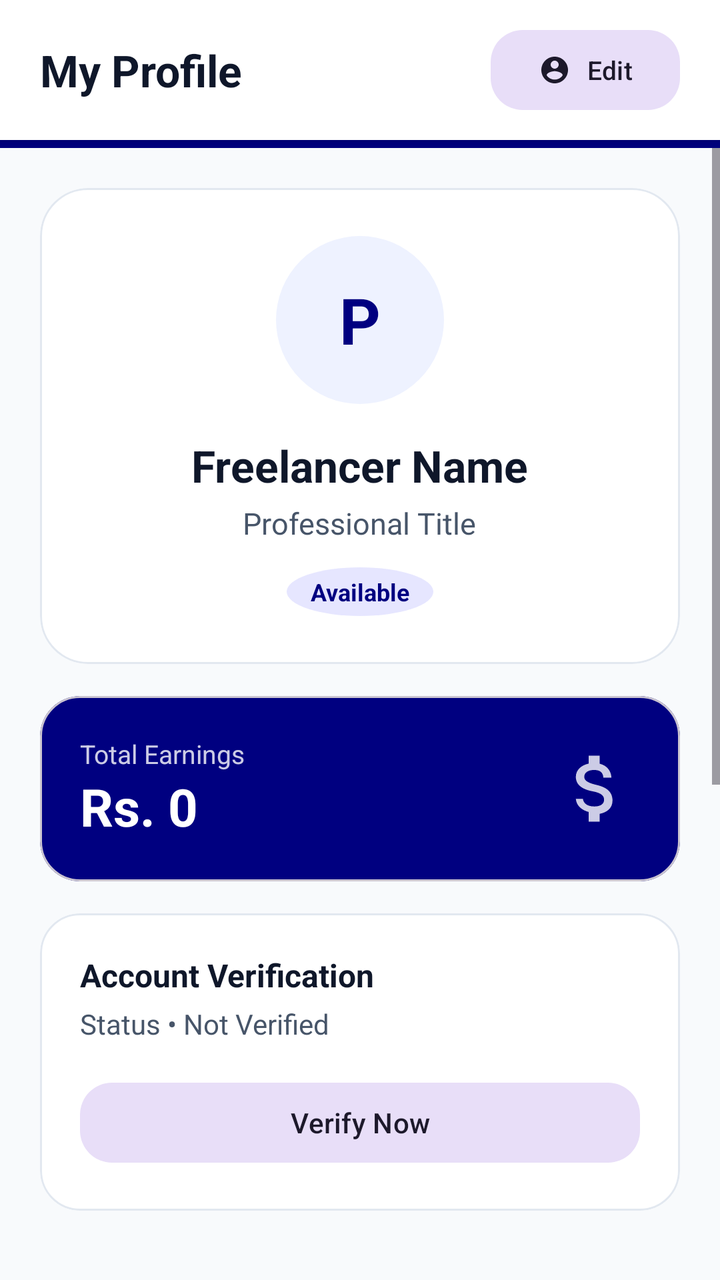
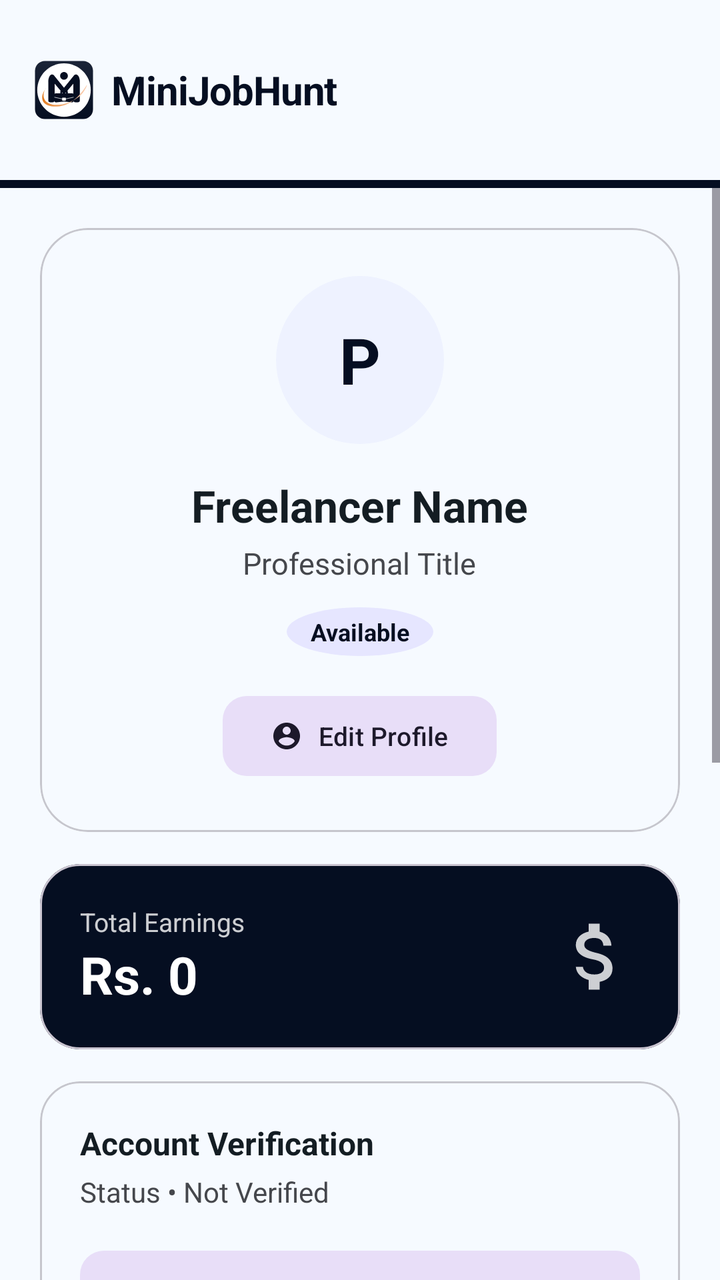

Two renders of the same Android screen: before a commit and after it. Below are the layout's source before the change and the commit's diff.
<!-- AndroidManifest.xml: application theme Theme.MiniJobHunt -->
<!-- res/layout/fragment_freelancer_profile.xml -->
<?xml version="1.0" encoding="utf-8"?>
<LinearLayout xmlns:android="http://schemas.android.com/apk/res/android"
    xmlns:app="http://schemas.android.com/apk/res-auto"
    android:layout_width="match_parent"
    android:layout_height="match_parent"
    android:orientation="vertical"
    android:background="@color/background">

    
    <LinearLayout
        android:layout_width="match_parent"
        android:layout_height="wrap_content"
        android:orientation="vertical">

        <RelativeLayout
            android:layout_width="match_parent"
            android:layout_height="70dp"
            android:background="@color/surface"
            android:elevation="4dp"
            android:paddingHorizontal="20dp">

            <TextView
                android:layout_width="wrap_content"
                android:layout_height="wrap_content"
                android:layout_centerVertical="true"
                android:text="My Profile"
                android:textColor="@color/text_primary"
                android:textSize="22sp"
                android:textStyle="bold" />

            <com.google.android.material.button.MaterialButton
                android:id="@+id/btnEditProfile"
                style="@style/Widget.Material3.Button.TonalButton"
                android:layout_width="wrap_content"
                android:layout_height="wrap_content"
                android:layout_alignParentEnd="true"
                android:layout_centerVertical="true"
                android:text="Edit"
                android:textSize="13sp"
                app:icon="@drawable/ic_profile_outlined"
                app:iconSize="16dp"
                app:shapeAppearanceOverlay="@style/ShapeAppearance.App.Medium" />
        </RelativeLayout>

        <View
            android:layout_width="match_parent"
            android:layout_height="4dp"
            android:background="@color/primary" />
    </LinearLayout>

    <ScrollView
        android:layout_width="match_parent"
        android:layout_height="match_parent"
        android:fillViewport="true">

        <LinearLayout
            android:layout_width="match_parent"
            android:layout_height="wrap_content"
            android:orientation="vertical"
            android:padding="20dp">

            
        <com.google.android.material.card.MaterialCardView
            android:layout_width="match_parent"
            android:layout_height="wrap_content"
            app:cardCornerRadius="24dp"
            app:cardElevation="0dp"
            app:strokeWidth="1dp"
            app:strokeColor="@color/divider"
            app:cardBackgroundColor="@color/surface">

            <LinearLayout
                android:layout_width="match_parent"
                android:layout_height="wrap_content"
                android:gravity="center_horizontal"
                android:orientation="vertical"
                android:padding="24dp">

                <TextView
                    android:id="@+id/txtAvatar"
                    android:layout_width="84dp"
                    android:layout_height="84dp"
                    android:gravity="center"
                    android:text="P"
                    android:textSize="32sp"
                    android:textStyle="bold"
                    android:textColor="@color/primary"
                    android:background="@drawable/bg_circle_light_purple"/>

                <LinearLayout
                    android:layout_width="wrap_content"
                    android:layout_height="wrap_content"
                    android:layout_marginTop="16dp"
                    android:orientation="horizontal"
                    android:gravity="center_vertical">

                    <TextView
                        android:id="@+id/txtUsername"
                        android:layout_width="wrap_content"
                        android:layout_height="wrap_content"
                        android:text="Freelancer Name"
                        android:textColor="@color/text_primary"
                        android:textSize="22sp"
                        android:textStyle="bold"/>

                    <ImageView
                        android:id="@+id/imgVerifiedBadge"
                        android:layout_width="18dp"
                        android:layout_height="18dp"
                        android:layout_marginStart="6dp"
                        android:src="@drawable/ic_verified"
                        android:visibility="gone"
                        app:tint="@color/primary" />
                </LinearLayout>

                <TextView
                    android:id="@+id/txtTitle"
                    android:layout_width="wrap_content"
                    android:layout_height="wrap_content"
                    android:layout_marginTop="4dp"
                    android:text="Professional Title"
                    android:textColor="@color/text_secondary"
                    android:textSize="15sp" />

                <TextView
                    android:id="@+id/txtAvailability"
                    android:layout_width="wrap_content"
                    android:layout_height="wrap_content"
                    android:layout_marginTop="12dp"
                    android:text="Available"
                    android:paddingHorizontal="12dp"
                    android:paddingVertical="4dp"
                    android:background="@drawable/bg_circle_light_blue"
                    android:textColor="@color/info"
                    android:textSize="12sp"
                    android:textStyle="bold" />
            </LinearLayout>
        </com.google.android.material.card.MaterialCardView>

        
        <com.google.android.material.card.MaterialCardView
            android:layout_width="match_parent"
            android:layout_height="wrap_content"
            android:layout_marginTop="16dp"
            app:cardCornerRadius="20dp"
            app:cardElevation="0dp"
            app:cardBackgroundColor="@color/primary">

            <LinearLayout
                android:layout_width="match_parent"
                android:layout_height="wrap_content"
                android:padding="20dp"
                android:orientation="horizontal"
                android:gravity="center_vertical">

                <LinearLayout
                    android:layout_width="0dp"
                    android:layout_weight="1"
                    android:layout_height="wrap_content"
                    android:orientation="vertical">
                    <TextView
                        android:layout_width="wrap_content"
                        android:layout_height="wrap_content"
                        android:text="Total Earnings"
                        android:textColor="#CCFFFFFF"
                        android:textSize="13sp" />
                    <TextView
                        android:id="@+id/txtEarnings"
                        android:layout_width="wrap_content"
                        android:layout_height="wrap_content"
                        android:text="Rs. 0"
                        android:textColor="@color/white"
                        android:textSize="26sp"
                        android:textStyle="bold" />
                </LinearLayout>

                <ImageView
                    android:layout_width="44dp"
                    android:layout_height="44dp"
                    android:src="@drawable/ic_money"
                    app:tint="@color/white"
                    android:alpha="0.8" />
            </LinearLayout>
        </com.google.android.material.card.MaterialCardView>

        
        <com.google.android.material.card.MaterialCardView
            android:layout_width="match_parent"
            android:layout_height="wrap_content"
            android:layout_marginTop="16dp"
            app:cardCornerRadius="20dp"
            app:cardElevation="0dp"
            app:strokeWidth="1dp"
            app:strokeColor="@color/divider"
            app:cardBackgroundColor="@color/surface">

            <LinearLayout
                android:layout_width="match_parent"
                android:layout_height="wrap_content"
                android:orientation="vertical"
                android:padding="20dp">

                <TextView
                    android:layout_width="wrap_content"
                    android:layout_height="wrap_content"
                    android:text="Account Verification"
                    android:textColor="@color/text_primary"
                    android:textSize="16sp"
                    android:textStyle="bold" />

                <TextView
                    android:id="@+id/txtVerificationStatus"
                    android:layout_width="wrap_content"
                    android:layout_height="wrap_content"
                    android:layout_marginTop="4dp"
                    android:text="Status • Not Verified"
                    android:textColor="@color/text_secondary"
                    android:textSize="14sp" />

                <TextView
                    android:id="@+id/txtVerificationDate"
                    android:layout_width="wrap_content"
                    android:layout_height="wrap_content"
                    android:layout_marginTop="2dp"
                    android:text="Verified on: --"
                    android:textColor="@color/text_secondary"
                    android:textSize="12sp"
                    android:visibility="gone" />

                <com.google.android.material.button.MaterialButton
                    android:id="@+id/btnVerify"
                    style="@style/Widget.Material3.Button.TonalButton"
                    android:layout_width="match_parent"
                    android:layout_height="wrap_content"
                    android:layout_marginTop="16dp"
                    android:text="Verify Now"
                    android:textAllCaps="false"
                    app:shapeAppearanceOverlay="@style/ShapeAppearance.App.Medium" />
            </LinearLayout>
        </com.google.android.material.card.MaterialCardView>

        
        <TextView
            android:layout_width="wrap_content"
            android:layout_height="wrap_content"
            android:text="Manage Account"
            android:textSize="16sp"
            android:textStyle="bold"
            android:textColor="@color/text_primary"
            android:layout_marginTop="32dp"
            android:layout_marginBottom="12dp"/>

        <com.google.android.material.button.MaterialButton
            android:id="@+id/btnPortfolio"
            style="@style/Widget.Material3.Button.TonalButton"
            android:layout_width="match_parent"
            android:layout_height="56dp"
            android:text="Portfolio Showcase"
            android:textAllCaps="false"
            android:gravity="start|center_vertical"
            app:icon="@drawable/ic_profile_outlined"
            app:iconPadding="16dp"
            app:shapeAppearanceOverlay="@style/ShapeAppearance.App.Medium" />

        <com.google.android.material.button.MaterialButton
            android:id="@+id/btnActiveInProgressJobs"
            style="@style/Widget.Material3.Button.TonalButton"
            android:layout_width="match_parent"
            android:layout_height="56dp"
            android:layout_marginTop="8dp"
            android:text="Active Contracts"
            android:textAllCaps="false"
            android:gravity="start|center_vertical"
            app:icon="@drawable/ic_briefcase_outlined"
            app:iconPadding="16dp"
            app:shapeAppearanceOverlay="@style/ShapeAppearance.App.Medium" />

        <com.google.android.material.button.MaterialButton
            android:id="@+id/btnActiveCompletedJobs"
            style="@style/Widget.Material3.Button.TonalButton"
            android:layout_width="match_parent"
            android:layout_height="56dp"
            android:layout_marginTop="8dp"
            android:text="Work History"
            android:textAllCaps="false"
            android:gravity="start|center_vertical"
            app:icon="@drawable/ic_verified"
            app:iconPadding="16dp"
            app:shapeAppearanceOverlay="@style/ShapeAppearance.App.Medium" />

        <View
            android:layout_width="match_parent"
            android:layout_height="1dp"
            android:background="@color/divider"
            android:layout_marginVertical="24dp" />

        <com.google.android.material.button.MaterialButton
            android:id="@+id/btnLogout"
            style="@style/Widget.Material3.Button.TextButton"
            android:layout_width="match_parent"
            android:layout_height="56dp"
            android:text="Sign Out"
            android:textColor="@color/accent"
            android:textAllCaps="false"
            android:gravity="start|center_vertical"
            app:icon="@drawable/ic_delete"
            app:iconTint="@color/accent"
            app:iconPadding="16dp" />

        <Space
            android:layout_width="match_parent"
            android:layout_height="100dp" />

    </LinearLayout>
</ScrollView>
</LinearLayout>
<!-- resources referenced by this layout -->
<resources>
  <color name="accent">#EF4444</color>
  <color name="background">#F8FAFC</color>
  <color name="divider">#E2E8F0</color>
  <color name="info">#000080</color>
  <color name="primary">#000080</color>
  <color name="surface">#FFFFFF</color>
  <color name="text_primary">#0F172A</color>
  <color name="text_secondary">#475569</color>
  <color name="white">#FFFFFF</color>
  <!-- drawable bg_circle_light_blue (drawable) -->
  <?xml version="1.0" encoding="utf-8"?>
  <shape xmlns:android="http://schemas.android.com/apk/res/android"
      android:shape="oval">
      <solid android:color="#E6E6FF" />
  </shape>
  <!-- drawable bg_circle_light_purple (drawable) -->
  <?xml version="1.0" encoding="utf-8"?>
  <shape xmlns:android="http://schemas.android.com/apk/res/android"
      android:shape="oval">
      <solid android:color="#EEF2FF" />
  </shape>
  <!-- drawable ic_delete (drawable) -->
  <vector xmlns:android="http://schemas.android.com/apk/res/android"
      android:width="24dp"
      android:height="24dp"
      android:viewportWidth="24"
      android:viewportHeight="24">
      <path
          android:fillColor="@color/accent"
          android:pathData="M6,19c0,1.1 0.9,2 2,2h8c1.1,0 2,-0.9 2,-2V7H6v12zM19,4h-3.5l-1,-1h-5l-1,1H5v2h14V4z"/>
  </vector>
  <style name="ShapeAppearance.App.Medium" parent="ShapeAppearance.Material3.MediumComponent">
          <item name="cornerSize">16dp</item>
      </style>
  <style name="Theme.MiniJobHunt" parent="Base.Theme.MiniJobHunt" />
  <color name="success">#10B981</color>
  <style name="Base.Theme.MiniJobHunt" parent="Theme.Material3.DayNight.NoActionBar">
          <item name="colorPrimary">@color/primary</item>
          <item name="colorOnPrimary">@color/white</item>
          <item name="colorPrimaryContainer">@color/primary_light</item>
          <item name="colorOnPrimaryContainer">@color/primary_dark</item>
  
          <item name="colorSecondary">@color/info</item>
          <item name="colorOnSecondary">@color/white</item>
  
          <item name="android:windowBackground">@color/background</item>
          <item name="android:statusBarColor">@color/background</item>
          <item name="android:windowLightStatusBar">true</item>
  
          
          <item name="textAppearanceHeadlineLarge">@style/AppText.HeadlineLarge</item>
          <item name="textAppearanceTitleMedium">@style/AppText.TitleMedium</item>
          <item name="textAppearanceBodyLarge">@style/AppText.BodyLarge</item>
      </style>
  <color name="primary_light">#E6E6FF</color>
  <color name="primary_dark">#000066</color>
  <style name="AppText.HeadlineLarge">
          <item name="android:textSize">30sp</item>
          <item name="android:textStyle">bold</item>
          <item name="android:textColor">@color/text_primary</item>
          <item name="android:letterSpacing">-0.02</item>
      </style>
  <style name="AppText.TitleMedium">
          <item name="android:textSize">18sp</item>
          <item name="android:textStyle">bold</item>
          <item name="android:textColor">@color/text_primary</item>
      </style>
  <style name="AppText.BodyLarge">
          <item name="android:textSize">16sp</item>
          <item name="android:textColor">@color/text_secondary</item>
      </style>
  <!-- unchanged entries left out for length: 4 -->
</resources>

<!-- the commit's change to res/layout/fragment_freelancer_profile.xml (unified diff, before → after) -->
@@ -12,35 +12,9 @@
         android:layout_height="wrap_content"
         android:orientation="vertical">
 
-        <RelativeLayout
-            android:layout_width="match_parent"
-            android:layout_height="70dp"
-            android:background="@color/surface"
-            android:elevation="4dp"
-            android:paddingHorizontal="20dp">
-
-            <TextView
-                android:layout_width="wrap_content"
-                android:layout_height="wrap_content"
-                android:layout_centerVertical="true"
-                android:text="My Profile"
-                android:textColor="@color/text_primary"
-                android:textSize="22sp"
-                android:textStyle="bold" />
-
-            <com.google.android.material.button.MaterialButton
-                android:id="@+id/btnEditProfile"
-                style="@style/Widget.Material3.Button.TonalButton"
-                android:layout_width="wrap_content"
-                android:layout_height="wrap_content"
-                android:layout_alignParentEnd="true"
-                android:layout_centerVertical="true"
-                android:text="Edit"
-                android:textSize="13sp"
-                app:icon="@drawable/ic_profile_outlined"
-                app:iconSize="16dp"
-                app:shapeAppearanceOverlay="@style/ShapeAppearance.App.Medium" />
-        </RelativeLayout>
+        <include
+            android:id="@+id/header"
+            layout="@layout/layout_common_header" />
 
         <View
             android:layout_width="match_parent"
@@ -134,6 +108,18 @@
                     android:textColor="@color/info"
                     android:textSize="12sp"
                     android:textStyle="bold" />
+
+                <com.google.android.material.button.MaterialButton
+                    android:id="@+id/btnEditProfile"
+                    style="@style/Widget.Material3.Button.TonalButton"
+                    android:layout_width="wrap_content"
+                    android:layout_height="wrap_content"
+                    android:layout_marginTop="16dp"
+                    android:text="Edit Profile"
+                    android:textSize="13sp"
+                    app:icon="@drawable/ic_profile_outlined"
+                    app:iconSize="16dp"
+                    app:shapeAppearanceOverlay="@style/ShapeAppearance.App.Medium" />
             </LinearLayout>
         </com.google.android.material.card.MaterialCardView>
 
@@ -254,7 +240,7 @@
             android:id="@+id/btnPortfolio"
             style="@style/Widget.Material3.Button.TonalButton"
             android:layout_width="match_parent"
-            android:layout_height="56dp"
+            android:layout_height="48dp"
             android:text="Portfolio Showcase"
             android:textAllCaps="false"
             android:gravity="start|center_vertical"
@@ -266,7 +252,7 @@
             android:id="@+id/btnActiveInProgressJobs"
             style="@style/Widget.Material3.Button.TonalButton"
             android:layout_width="match_parent"
-            android:layout_height="56dp"
+            android:layout_height="48dp"
             android:layout_marginTop="8dp"
             android:text="Active Contracts"
             android:textAllCaps="false"
@@ -279,7 +265,7 @@
             android:id="@+id/btnActiveCompletedJobs"
             style="@style/Widget.Material3.Button.TonalButton"
             android:layout_width="match_parent"
-            android:layout_height="56dp"
+            android:layout_height="48dp"
             android:layout_marginTop="8dp"
             android:text="Work History"
             android:textAllCaps="false"
@@ -298,7 +284,7 @@
             android:id="@+id/btnLogout"
             style="@style/Widget.Material3.Button.TextButton"
             android:layout_width="match_parent"
-            android:layout_height="56dp"
+            android:layout_height="48dp"
             android:text="Sign Out"
             android:textColor="@color/accent"
             android:textAllCaps="false"
@@ -314,3 +300,36 @@
     </LinearLayout>
 </ScrollView>
 </LinearLayout>
+<!-- res/layout/layout_common_header.xml (included above) -->
+<?xml version="1.0" encoding="utf-8"?>
+<RelativeLayout xmlns:android="http://schemas.android.com/apk/res/android"
+    xmlns:app="http://schemas.android.com/apk/res-auto"
+    android:layout_width="match_parent"
+    android:layout_height="90dp"
+    android:background="@color/surface"
+    android:paddingHorizontal="16dp"
+    android:paddingTop="24dp">
+
+    <LinearLayout
+        android:layout_width="wrap_content"
+        android:layout_height="wrap_content"
+        android:layout_centerVertical="true"
+        android:gravity="center_vertical"
+        android:orientation="horizontal">
+
+        <ImageView
+            android:layout_width="32dp"
+            android:layout_height="32dp"
+            android:src="@drawable/ic_mainlogo" />
+
+        <TextView
+            android:layout_width="wrap_content"
+            android:layout_height="wrap_content"
+            android:layout_marginStart="8dp"
+            android:text="MiniJobHunt"
+            android:textColor="@color/primary"
+            android:textSize="20sp"
+            android:textStyle="bold"
+            android:letterSpacing="-0.02" />
+    </LinearLayout>
+</RelativeLayout>
<!-- resource entries referenced after the edit -->
@@ -1,13 +1,13 @@
 <!-- resources referenced by this layout -->
 <resources>
-  <color name="accent">#EF4444</color>
-  <color name="background">#F8FAFC</color>
-  <color name="divider">#E2E8F0</color>
-  <color name="info">#000080</color>
-  <color name="primary">#000080</color>
-  <color name="surface">#FFFFFF</color>
-  <color name="text_primary">#0F172A</color>
-  <color name="text_secondary">#475569</color>
+  <color name="accent">#ba1a1a</color>
+  <color name="background">#f6faff</color>
+  <color name="divider">#c6c6cd</color>
+  <color name="info">#050e21</color>
+  <color name="primary">#050e21</color>
+  <color name="surface">#f6faff</color>
+  <color name="text_primary">#141d23</color>
+  <color name="text_secondary">#45474c</color>
   <color name="white">#FFFFFF</color>
   <!-- drawable bg_circle_light_blue (drawable) -->
   <?xml version="1.0" encoding="utf-8"?>
@@ -31,18 +31,19 @@
           android:fillColor="@color/accent"
           android:pathData="M6,19c0,1.1 0.9,2 2,2h8c1.1,0 2,-0.9 2,-2V7H6v12zM19,4h-3.5l-1,-1h-5l-1,1H5v2h14V4z"/>
   </vector>
+  <!-- drawable ic_mainlogo: vector/xml drawable (drawable, 3696 chars, omitted) -->
   <style name="ShapeAppearance.App.Medium" parent="ShapeAppearance.Material3.MediumComponent">
-          <item name="cornerSize">16dp</item>
+          <item name="cornerSize">12dp</item>
       </style>
   <style name="Theme.MiniJobHunt" parent="Base.Theme.MiniJobHunt" />
   <color name="success">#10B981</color>
   <style name="Base.Theme.MiniJobHunt" parent="Theme.Material3.DayNight.NoActionBar">
           <item name="colorPrimary">@color/primary</item>
           <item name="colorOnPrimary">@color/white</item>
-          <item name="colorPrimaryContainer">@color/primary_light</item>
-          <item name="colorOnPrimaryContainer">@color/primary_dark</item>
+          <item name="colorPrimaryContainer">@color/primary_container</item>
+          <item name="colorOnPrimaryContainer">@color/on_primary_container</item>
   
-          <item name="colorSecondary">@color/info</item>
+          <item name="colorSecondary">@color/secondary</item>
           <item name="colorOnSecondary">@color/white</item>
   
           <item name="android:windowBackground">@color/background</item>
@@ -53,11 +54,13 @@
           <item name="textAppearanceHeadlineLarge">@style/AppText.HeadlineLarge</item>
           <item name="textAppearanceTitleMedium">@style/AppText.TitleMedium</item>
           <item name="textAppearanceBodyLarge">@style/AppText.BodyLarge</item>
+          <item name="textAppearanceLabelMedium">@style/AppText.LabelMedium</item>
       </style>
-  <color name="primary_light">#E6E6FF</color>
-  <color name="primary_dark">#000066</color>
+  <color name="primary_container">#1b2437</color>
+  <color name="on_primary_container">#828ba2</color>
+  <color name="secondary">#5c5f60</color>
   <style name="AppText.HeadlineLarge">
-          <item name="android:textSize">30sp</item>
+          <item name="android:textSize">24sp</item>
           <item name="android:textStyle">bold</item>
           <item name="android:textColor">@color/text_primary</item>
           <item name="android:letterSpacing">-0.02</item>
@@ -71,6 +74,13 @@
           <item name="android:textSize">16sp</item>
           <item name="android:textColor">@color/text_secondary</item>
       </style>
+  <style name="AppText.LabelMedium">
+          <item name="android:textSize">12sp</item>
+          <item name="android:textStyle">bold</item>
+          <item name="android:textColor">@color/text_muted</item>
+          <item name="android:letterSpacing">0.01</item>
+      </style>
+  <color name="text_muted">#76777d</color>
   <!-- unchanged entries left out for length: 4 -->
 </resources>
 
